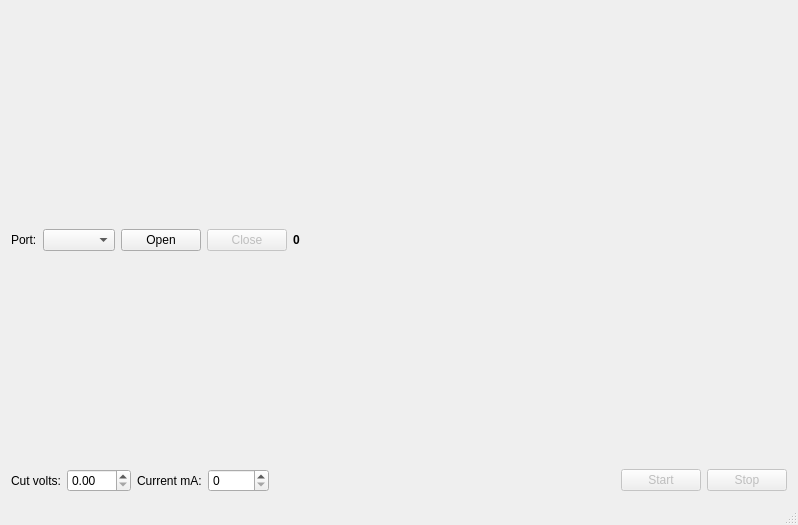
Qt form mainwindow.ui (r1ka/qDischarge) before a commit.
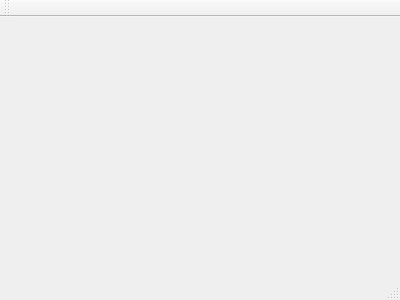
The same form after that commit.

```diff
--- a/mainwindow.ui
+++ b/mainwindow.ui
@@ -1,167 +1,25 @@
 <?xml version="1.0" encoding="UTF-8"?>
 <ui version="4.0">
  <class>MainWindow</class>
- <widget class="QMainWindow" name="MainWindow">
-  <property name="geometry">
+ <widget class="QMainWindow" name="MainWindow" >
+  <property name="geometry" >
    <rect>
     <x>0</x>
     <y>0</y>
-    <width>798</width>
-    <height>525</height>
+    <width>400</width>
+    <height>300</height>
    </rect>
   </property>
   <property name="windowTitle">
    <string>qDischarge</string>
   </property>
-  <widget class="QWidget" name="centralWidget">
-   <layout class="QVBoxLayout" name="verticalLayout_2">
-    <item>
-     <layout class="QVBoxLayout" name="verticalLayout">
-      <property name="spacing">
-       <number>0</number>
-      </property>
-      <item>
-       <layout class="QHBoxLayout" name="horizontalLayout">
-        <item>
-         <widget class="QLabel" name="lblPort">
-          <property name="text">
-           <string>Port:</string>
-          </property>
-         </widget>
-        </item>
-        <item>
-         <widget class="QComboBox" name="cbPort"/>
-        </item>
-        <item>
-         <widget class="QPushButton" name="btnOpen">
-          <property name="text">
-           <string>Open</string>
-          </property>
-         </widget>
-        </item>
-        <item>
-         <widget class="QPushButton" name="btnClose">
-          <property name="enabled">
-           <bool>false</bool>
-          </property>
-          <property name="text">
-           <string>Close</string>
-          </property>
-         </widget>
-        </item>
-        <item>
-         <widget class="QLabel" name="lblResult">
-          <property name="font">
-           <font>
-            <weight>75</weight>
-            <bold>true</bold>
-           </font>
-          </property>
-          <property name="text">
-           <string>0</string>
-          </property>
-         </widget>
-        </item>
-        <item>
-         <spacer name="horizontalSpacer">
-          <property name="orientation">
-           <enum>Qt::Horizontal</enum>
-          </property>
-          <property name="sizeHint" stdset="0">
-           <size>
-            <width>40</width>
-            <height>20</height>
-           </size>
-          </property>
-         </spacer>
-        </item>
-       </layout>
-      </item>
-      <item>
-       <layout class="QHBoxLayout" name="horizontalLayout_2">
-        <item>
-         <widget class="QLabel" name="lbCutVolt">
-          <property name="text">
-           <string>Cut volts:</string>
-          </property>
-         </widget>
-        </item>
-        <item>
-         <widget class="QDoubleSpinBox" name="sbCutVolts">
-          <property name="maximum">
-           <double>120.000000000000000</double>
-          </property>
-          <property name="singleStep">
-           <double>0.100000000000000</double>
-          </property>
-         </widget>
-        </item>
-        <item>
-         <widget class="QLabel" name="lblCurrent">
-          <property name="text">
-           <string>Current mA:</string>
-          </property>
-         </widget>
-        </item>
-        <item>
-         <widget class="QSpinBox" name="sbCurrent">
-          <property name="maximum">
-           <number>30000</number>
-          </property>
-         </widget>
-        </item>
-        <item>
-         <spacer name="horizontalSpacer_2">
-          <property name="orientation">
-           <enum>Qt::Horizontal</enum>
-          </property>
-          <property name="sizeHint" stdset="0">
-           <size>
-            <width>40</width>
-            <height>20</height>
-           </size>
-          </property>
-         </spacer>
-        </item>
-        <item>
-         <widget class="QPushButton" name="btnStart">
-          <property name="enabled">
-           <bool>false</bool>
-          </property>
-          <property name="text">
-           <string>Start</string>
-          </property>
-         </widget>
-        </item>
-        <item>
-         <widget class="QPushButton" name="btnStop">
-          <property name="enabled">
-           <bool>false</bool>
-          </property>
-          <property name="text">
-           <string>Stop</string>
-          </property>
-         </widget>
-        </item>
-       </layout>
-      </item>
-     </layout>
-    </item>
-   </layout>
-  </widget>
-  <widget class="QMenuBar" name="menuBar">
-   <property name="geometry">
-    <rect>
-     <x>0</x>
-     <y>0</y>
-     <width>798</width>
-     <height>21</height>
-    </rect>
-   </property>
-  </widget>
-  <widget class="QStatusBar" name="statusBar"/>
+  <widget class="QMenuBar" name="menuBar" />
+  <widget class="QToolBar" name="mainToolBar" />
+  <widget class="QWidget" name="centralWidget" />
+  <widget class="QStatusBar" name="statusBar" />
  </widget>
- <layoutdefault spacing="6" margin="11"/>
+ <layoutDefault spacing="6" margin="11" />
+ <pixmapfunction></pixmapfunction>
  <resources/>
  <connections/>
 </ui>
```
Left out of the diff: 5 changed lines with no effect on the pictures.
